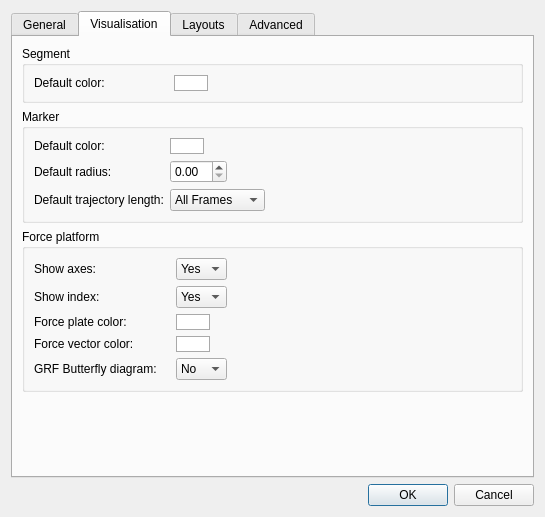
Old version of the form Tools/Mokka/Preferences.ui in the repository Biomechanical-ToolKit/BTKCore.
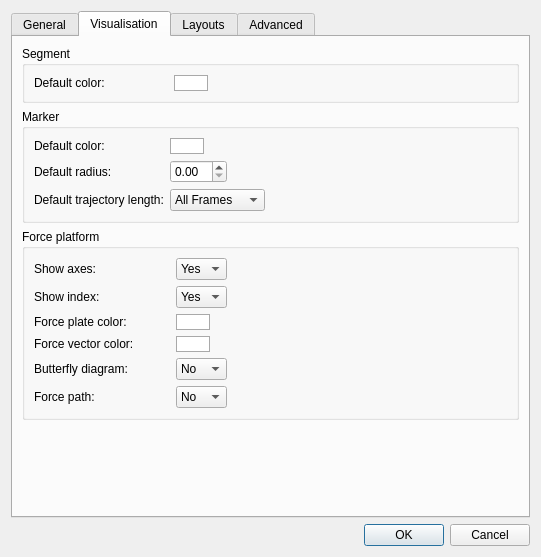
New version of the form. Custom widgets are drawn as their Qt base class.

Commit message: [UPD] Mokka: New visualization preference to show by default the ground reaction force path(s).

What changed in the file:
```diff
--- a/Tools/Mokka/Preferences.ui
+++ b/Tools/Mokka/Preferences.ui
@@ -6,8 +6,8 @@
    <rect>
     <x>0</x>
     <y>0</y>
-    <width>545</width>
-    <height>517</height>
+    <width>541</width>
+    <height>557</height>
    </rect>
   </property>
   <property name="windowTitle">
@@ -431,7 +431,7 @@
              <string>Display ground reaction forces (GRF) butterfly diagram</string>
             </property>
             <property name="text">
-             <string>GRF Butterfly diagram:</string>
+             <string>Butterfly diagram:</string>
             </property>
            </widget>
           </item>
@@ -452,6 +452,30 @@
             </item>
            </widget>
           </item>
+          <item row="5" column="0">
+           <widget class="QLabel" name="showForcePathLabel">
+            <property name="text">
+             <string>Force path:</string>
+            </property>
+           </widget>
+          </item>
+          <item row="5" column="1">
+           <widget class="QComboBox" name="showForcePathComboBox">
+            <property name="currentIndex">
+             <number>1</number>
+            </property>
+            <item>
+             <property name="text">
+              <string>Yes</string>
+             </property>
+            </item>
+            <item>
+             <property name="text">
+              <string>No</string>
+             </property>
+            </item>
+           </widget>
+          </item>
          </layout>
         </widget>
        </item>
```
The commit also changes 9 other files.
